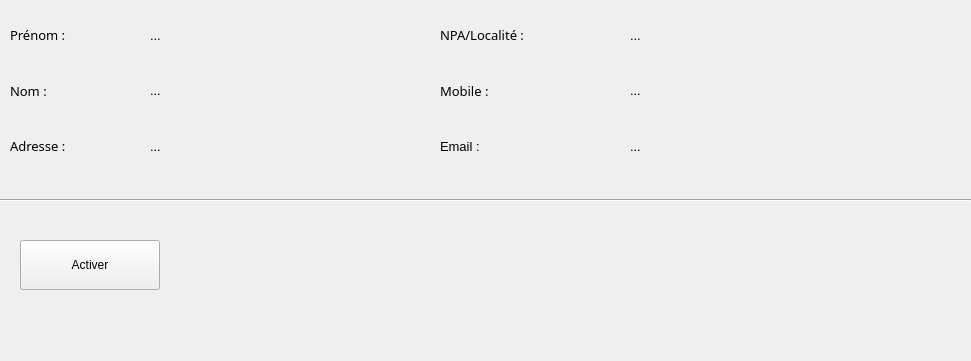
alhelo-93/TPI-SPLOKS, file Sploks/views/clientsDetails.ui: the form before one commit.
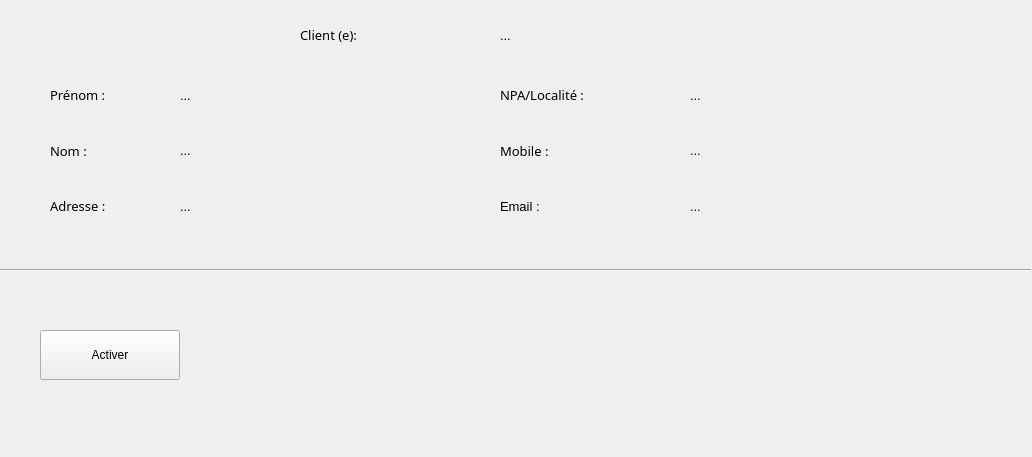
The form after the commit.

Diff of the .ui file:
```diff
--- a/Sploks/views/clientsDetails.ui
+++ b/Sploks/views/clientsDetails.ui
@@ -6,8 +6,8 @@
    <rect>
     <x>0</x>
     <y>0</y>
-    <width>971</width>
-    <height>361</height>
+    <width>1032</width>
+    <height>457</height>
    </rect>
   </property>
   <property name="windowTitle">
@@ -17,8 +17,8 @@
    <widget class="QWidget" name="verticalLayoutWidget">
     <property name="geometry">
      <rect>
-      <x>10</x>
-      <y>10</y>
+      <x>50</x>
+      <y>70</y>
       <width>111</width>
       <height>161</height>
      </rect>
@@ -91,8 +91,8 @@
    <widget class="QWidget" name="verticalLayoutWidget_2">
     <property name="geometry">
      <rect>
-      <x>150</x>
-      <y>10</y>
+      <x>180</x>
+      <y>70</y>
       <width>271</width>
       <height>161</height>
      </rect>
@@ -139,8 +139,8 @@
    <widget class="QWidget" name="verticalLayoutWidget_3">
     <property name="geometry">
      <rect>
-      <x>440</x>
-      <y>10</y>
+      <x>500</x>
+      <y>70</y>
       <width>161</width>
       <height>161</height>
      </rect>
@@ -204,8 +204,8 @@
    <widget class="QWidget" name="verticalLayoutWidget_4">
     <property name="geometry">
      <rect>
-      <x>630</x>
-      <y>10</y>
+      <x>690</x>
+      <y>70</y>
       <width>311</width>
       <height>161</height>
      </rect>
@@ -252,8 +252,8 @@
    <widget class="QPushButton" name="btnActivation">
     <property name="geometry">
      <rect>
-      <x>20</x>
-      <y>240</y>
+      <x>40</x>
+      <y>330</y>
       <width>140</width>
       <height>50</height>
      </rect>
@@ -272,8 +272,8 @@
     <property name="geometry">
      <rect>
       <x>0</x>
-      <y>190</y>
-      <width>971</width>
+      <y>260</y>
+      <width>1031</width>
       <height>20</height>
      </rect>
     </property>
@@ -281,6 +281,99 @@
      <enum>Qt::Horizontal</enum>
     </property>
    </widget>
+   <widget class="QLabel" name="lblTitel">
+    <property name="geometry">
+     <rect>
+      <x>300</x>
+      <y>10</y>
+      <width>111</width>
+      <height>50</height>
+     </rect>
+    </property>
+    <property name="font">
+     <font>
+      <family>Arial Black</family>
+      <pointsize>10</pointsize>
+      <weight>10</weight>
+      <italic>false</italic>
+      <bold>false</bold>
+     </font>
+    </property>
+    <property name="styleSheet">
+     <string notr="true">font: 87 10pt &quot;Arial Black&quot;;</string>
+    </property>
+    <property name="text">
+     <string>Client (e):</string>
+    </property>
+   </widget>
+   <widget class="QLabel" name="lblClient_2">
+    <property name="geometry">
+     <rect>
+      <x>470</x>
+      <y>10</y>
+      <width>71</width>
+      <height>50</height>
+     </rect>
+    </property>
+    <property name="font">
+     <font>
+      <family>Arial Black</family>
+      <pointsize>10</pointsize>
+      <weight>10</weight>
+      <italic>false</italic>
+      <bold>false</bold>
+     </font>
+    </property>
+    <property name="styleSheet">
+     <string notr="true">font: 87 10pt &quot;Arial Black&quot;;</string>
+    </property>
+    <property name="text">
+     <string/>
+    </property>
+   </widget>
+   <widget class="QLabel" name="lblTitel_2">
+    <property name="geometry">
+     <rect>
+      <x>470</x>
+      <y>10</y>
+      <width>71</width>
+      <height>50</height>
+     </rect>
+    </property>
+    <property name="font">
+     <font>
+      <family>Arial Black</family>
+      <pointsize>10</pointsize>
+      <weight>10</weight>
+      <italic>false</italic>
+      <bold>false</bold>
+     </font>
+    </property>
+    <property name="styleSheet">
+     <string notr="true">font: 87 10pt &quot;Arial Black&quot;;</string>
+    </property>
+    <property name="text">
+     <string/>
+    </property>
+   </widget>
+   <widget class="QLabel" name="lblTitleClient">
+    <property name="geometry">
+     <rect>
+      <x>500</x>
+      <y>10</y>
+      <width>269</width>
+      <height>50</height>
+     </rect>
+    </property>
+    <property name="font">
+     <font>
+      <pointsize>10</pointsize>
+     </font>
+    </property>
+    <property name="text">
+     <string>...</string>
+    </property>
+   </widget>
   </widget>
  </widget>
  <resources/>
```
